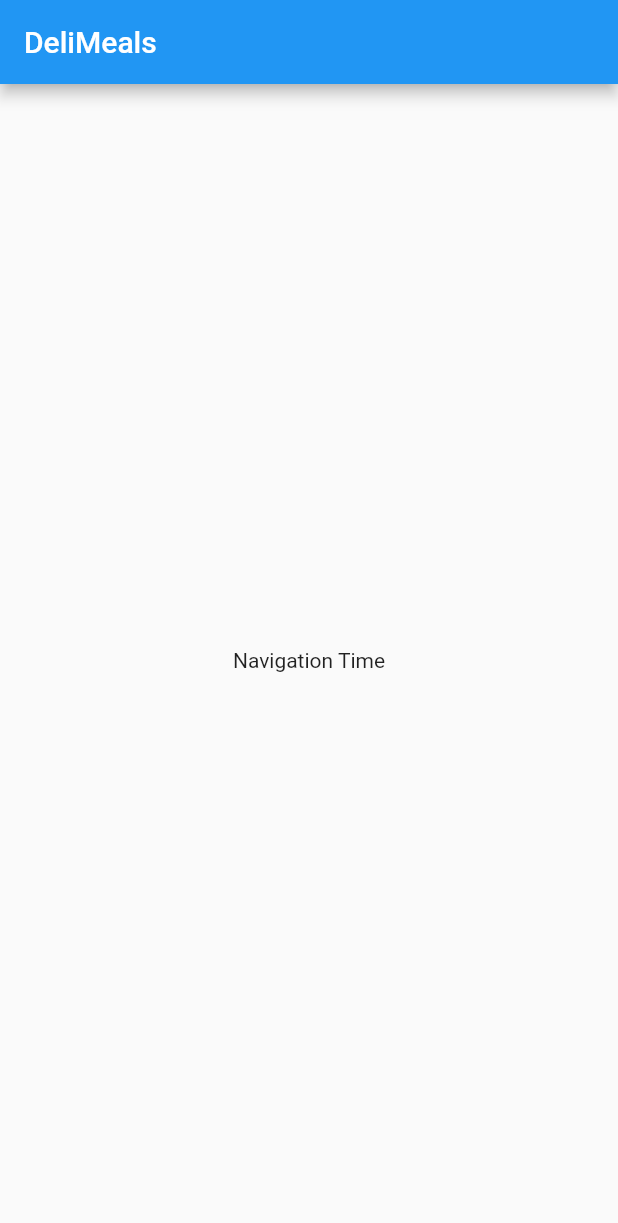
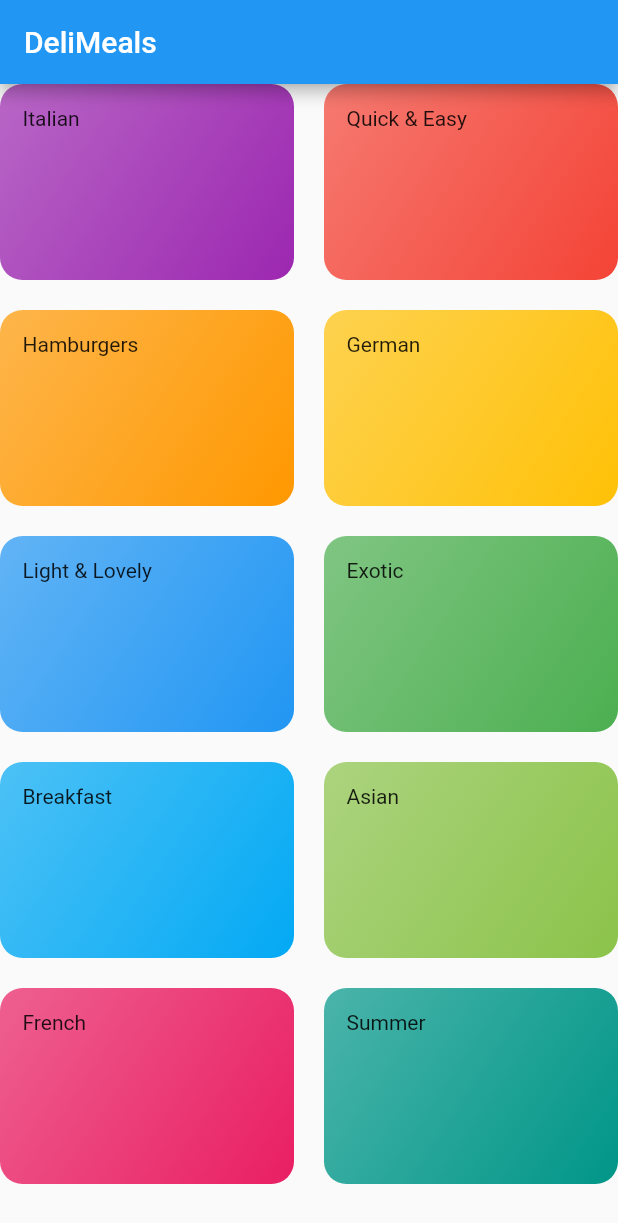
Before and after one commit to okradze/meals-app, a Flutter app: the screen it shows after launch, on a phone screen of 412 x 824 dp. Shown: the top 1223 px of the screen. Run offline on Flutter 3.47's test engine with Material 2 defaults, Android fonts, the phone set to English and light mode, and no system bars.

Commit message:
feat: categories screen

```diff
--- /dev/null
+++ b/lib/dummy_data.dart
@@ -0,0 +1,15 @@
+import 'package:flutter/material.dart';
+import 'package:meals_app/models/category.dart';
+
+const DUMMY_CATEGORIES = [
+  Category(id: 'c1', title: 'Italian', color: Colors.purple),
+  Category(id: 'c2', title: 'Quick & Easy', color: Colors.red),
+  Category(id: 'c3', title: 'Hamburgers', color: Colors.orange),
+  Category(id: 'c4', title: 'German', color: Colors.amber),
+  Category(id: 'c5', title: 'Light & Lovely', color: Colors.blue),
+  Category(id: 'c6', title: 'Exotic', color: Colors.green),
+  Category(id: 'c7', title: 'Breakfast', color: Colors.lightBlue),
+  Category(id: 'c8', title: 'Asian', color: Colors.lightGreen),
+  Category(id: 'c9', title: 'French', color: Colors.pink),
+  Category(id: 'c10', title: 'Summer', color: Colors.teal),
+];
--- a/lib/main.dart
+++ b/lib/main.dart
@@ -1,4 +1,5 @@
 import 'package:flutter/material.dart';
+import 'package:meals_app/screens/categories.dart';
 
 void main() {
   runApp(MyApp());
@@ -8,6 +9,7 @@ class MyApp extends StatelessWidget {
   @override
   Widget build(BuildContext context) {
     return MaterialApp(
+      debugShowCheckedModeBanner: false,
       title: 'DeliMeals',
       theme: ThemeData(
         primarySwatch: Colors.blue,
@@ -32,7 +34,7 @@ class _MyHomePageState extends State<MyHomePage> {
         title: Text('DeliMeals'),
       ),
       body: Center(
-        child: Text('Navigation Time'),
+        child: CategoriesScreen(),
       ),
     );
   }
--- /dev/null
+++ b/lib/models/category.dart
@@ -0,0 +1,13 @@
+import 'package:flutter/widgets.dart';
+
+class Category {
+  final String id;
+  final String title;
+  final Color color;
+
+  const Category({
+    required this.id,
+    required this.title,
+    required this.color,
+  });
+}
--- /dev/null
+++ b/lib/screens/categories.dart
@@ -0,0 +1,27 @@
+import 'package:flutter/widgets.dart';
+import 'package:meals_app/dummy_data.dart';
+import 'package:meals_app/widgets/category_item.dart';
+
+class CategoriesScreen extends StatelessWidget {
+  const CategoriesScreen({Key? key}) : super(key: key);
+
+  @override
+  Widget build(BuildContext context) {
+    return GridView(
+      gridDelegate: SliverGridDelegateWithMaxCrossAxisExtent(
+        maxCrossAxisExtent: 200,
+        childAspectRatio: 3 / 2,
+        crossAxisSpacing: 20,
+        mainAxisSpacing: 20,
+      ),
+      children: DUMMY_CATEGORIES
+          .map(
+            (category) => CategoryItem(
+              key: Key(category.id),
+              category: category,
+            ),
+          )
+          .toList(),
+    );
+  }
+}
--- /dev/null
+++ b/lib/widgets/category_item.dart
@@ -0,0 +1,23 @@
+import 'package:flutter/material.dart';
+import 'package:meals_app/models/category.dart';
+
+class CategoryItem extends StatelessWidget {
+  final Category category;
+  const CategoryItem({Key? key, required this.category}) : super(key: key);
+
+  @override
+  Widget build(BuildContext context) {
+    return Container(
+      padding: const EdgeInsets.all(15),
+      child: Text(category.title),
+      decoration: BoxDecoration(
+        gradient: LinearGradient(
+          colors: [category.color.withOpacity(0.7), category.color],
+          begin: Alignment.topLeft,
+          end: Alignment.bottomRight,
+        ),
+        borderRadius: BorderRadius.circular(15),
+      ),
+    );
+  }
+}
```
